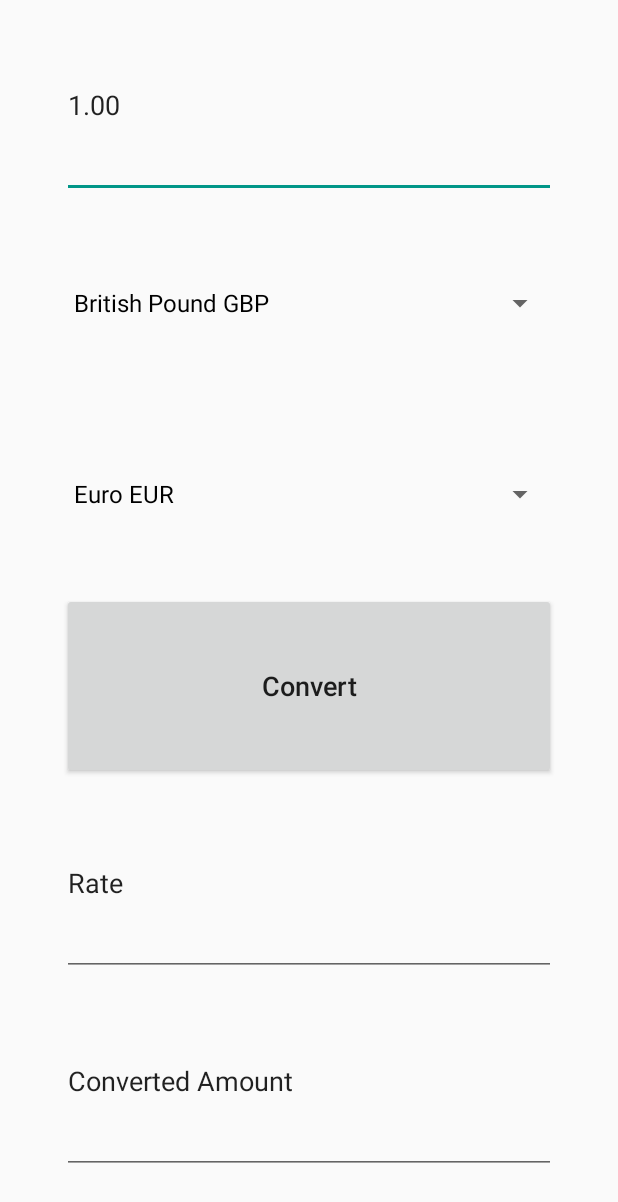
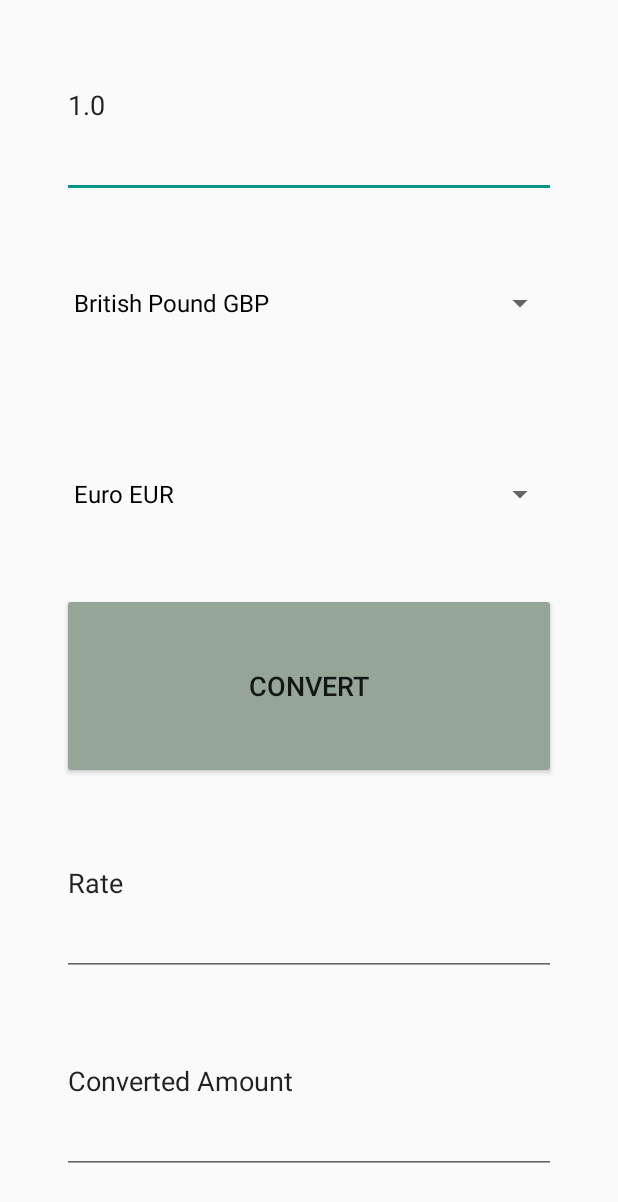
Before and after one commit to grayzemon/currency-converter, an Android app: the screen it shows after launch (MainActivity), on a phone screen of 412 x 824 dp. Shown: the top 1202 px of the screen. Run offline under Robolectric (Android 15) with nearby library versions, the phone set to English and light mode, and no system bars; our stand-ins replace Volley.

Commit message:
using shared preferences for amount and dropdowns

```diff
--- a/app/src/main/java/com/grayzemon/currencyconverter/MainActivity.java
+++ b/app/src/main/java/com/grayzemon/currencyconverter/MainActivity.java
@@ -1,6 +1,7 @@
 package com.grayzemon.currencyconverter;
 
 import android.content.Context;
+import android.content.SharedPreferences;
 import android.net.ConnectivityManager;
 import android.net.NetworkInfo;
 import android.os.Bundle;
@@ -41,6 +42,9 @@ public class MainActivity extends AppCompatActivity implements View.OnClickListe
     public static final String HTTPS = "https";
     public static final String BASE = "base";
     public static final String SYMBOLS = "symbols";
+    public static final String CONVERT_FROM = "convertFrom";
+    public static final String CONVERT_TO = "convertTo";
+    public static final String AMOUNT = "amount";
     private final String TAG = getClass().getSimpleName();
     private Spinner convertFrom;
     private Spinner convertTo;
@@ -64,6 +68,18 @@ public class MainActivity extends AppCompatActivity implements View.OnClickListe
         public void onErrorResponse(VolleyError error);
     }
 
+//    @Override
+//    protected void onDestroy() {
+//        super.onDestroy();
+//        setPreferences();
+//    }
+
+    @Override
+    protected void onPause() {
+        super.onPause();
+        setPreferences();
+    }
+
     @Override
     protected void onCreate(Bundle savedInstanceState) {
         super.onCreate(savedInstanceState);
@@ -72,7 +88,6 @@ public class MainActivity extends AppCompatActivity implements View.OnClickListe
         convertTo = (Spinner) findViewById(R.id.spinner_convert_to);
         textRateAmount = (TextView) findViewById(R.id.rate_converted_amount);
         textBaseAmount = (TextView) findViewById(R.id.number_amount);
-        textBaseAmount.setText(String.valueOf(df.format(amount)));
         textConvertedAmount = (TextView) findViewById(R.id.text_converted_amount);
 
         buttonConvert = (Button) findViewById(R.id.button_convert);
@@ -83,8 +98,7 @@ public class MainActivity extends AppCompatActivity implements View.OnClickListe
                 new ArrayAdapter<>(this,R.layout.support_simple_spinner_dropdown_item,currencyNames);
         convertFrom.setAdapter(currencies);
         convertTo.setAdapter(currencies);
-        convertFrom.setSelection(currencyNames.indexOf("British Pound GBP"));
-        convertTo.setSelection(currencyNames.indexOf("Euro EUR"));
+        getPreferences();
     }
 
     private void getCurrencyList() {
@@ -103,7 +117,7 @@ public class MainActivity extends AppCompatActivity implements View.OnClickListe
     @Override
     public void onClick(View v) {
         Log.d(TAG,"onClick: Button pressed");
-        if (!validInputAmount())
+        if (!validateInputAmount(false))
             return;
         buttonConvert.setEnabled(false);
         getCurrencyCodesFromDropdowns();
@@ -151,10 +165,12 @@ public class MainActivity extends AppCompatActivity implements View.OnClickListe
         Log.d(TAG, "Converted Amount: " + convertedAmount);
     }
 
-    private boolean validInputAmount() {
+    private boolean validateInputAmount(Boolean suppressMessage) {
         String amountStr = textBaseAmount.getText().toString();
         if (amountStr.isEmpty() || amountStr.equals(".")) {
-            showMessage(getString(R.string.Invalid_Amount));
+            if (!suppressMessage) {
+                showMessage(getString(R.string.Invalid_Amount));
+            }
             Log.d(TAG,getString(R.string.Invalid_Amount));
             return false;
         }
@@ -182,6 +198,36 @@ public class MainActivity extends AppCompatActivity implements View.OnClickListe
                 .addQueryParameter(SYMBOLS, currencyTo)
                 .build().url();
         Log.d(TAG, url.toString());
+    }
+
+    private void getPreferences() {
+        SharedPreferences sp = getPreferences(Context.MODE_PRIVATE);
+        String currencyFrom = sp.getString(CONVERT_FROM,"British Pound GBP");
+        String currencyTo= sp.getString(CONVERT_TO,"Euro EUR");
+        amount = Double.valueOf(sp.getString(AMOUNT,"1.00d"));
+        textBaseAmount.setText(String.valueOf(amount));
+        convertFrom.setSelection(currencyNames.indexOf(currencyFrom));
+        convertTo.setSelection(currencyNames.indexOf(currencyTo));
+        Log.d(TAG,"Load currencyFrom" + currencyFrom);
+        Log.d(TAG,"Load currencyTo" + currencyTo);
+        Log.d(TAG,"Load Amount" + amount);
+    }
+
+    private void setPreferences() {
+        int selectedPositionFrom = convertFrom.getSelectedItemPosition();
+        int selectedPositionTo = convertTo.getSelectedItemPosition();
+        String selectedCurrencyFrom = currencyNames.get(selectedPositionFrom);
+        String selectedCurrencyTo = currencyNames.get(selectedPositionTo);
+        SharedPreferences sp = getPreferences(Context.MODE_PRIVATE);
+        SharedPreferences.Editor edit = sp.edit();
+        edit.putString(CONVERT_FROM, selectedCurrencyFrom);
+        edit.putString(CONVERT_TO, selectedCurrencyTo);
+        validateInputAmount(true);
+        edit.putString(AMOUNT, Double.toString(amount));
+        edit.apply();
+        Log.d(TAG,"Save currencyFrom" + selectedCurrencyFrom);
+        Log.d(TAG,"Save currencyTo" + selectedCurrencyTo);
+        Log.d(TAG,"Save Amount" + amount);
     }
 
     private void showMessage(String item) {
--- a/app/src/main/res/layout/activity_main.xml
+++ b/app/src/main/res/layout/activity_main.xml
@@ -39,7 +39,7 @@
         android:id="@+id/button_convert"
         android:layout_width="0dp"
         android:layout_height="0dp"
-        android:inputType="text"
+        android:backgroundTint="@color/ic_launcher_background2"
         android:text="@string/button_convert"
         android:textSize="18sp"
         app:layout_constraintBottom_toTopOf="@+id/guideline11"
@@ -67,7 +67,8 @@
         app:layout_constraintHorizontal_bias="1.0"
         app:layout_constraintStart_toStartOf="@+id/guideline4"
         app:layout_constraintTop_toTopOf="@+id/guideline6"
-        app:layout_constraintVertical_bias="1.0" />
+        app:layout_constraintVertical_bias="1.0"
+        tools:style="@style/Platform.Widget.AppCompat.Spinner" />
 
     <EditText
         android:id="@+id/number_amount"
--- a/app/src/main/res/values/ic_launcher_background2.xml
+++ b/app/src/main/res/values/ic_launcher_background2.xml
@@ -1,4 +1,4 @@
 <?xml version="1.0" encoding="utf-8"?>
 <resources>
-    <color name="ic_launcher_background2">#95A699</color>
+    <color name="ic_launcher_background2">#95a699</color>
 </resources>
```
